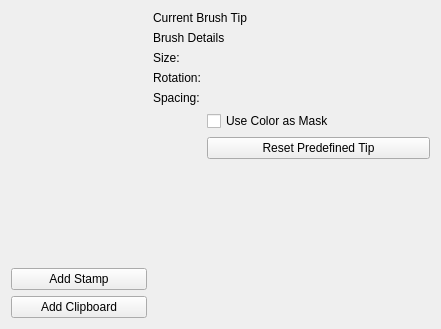
The window that plugins/paintops/libpaintop/forms/wdgpredefinedbrushchooser.ui (KDE/krita) describes before a commit, drawn with Qt 5.
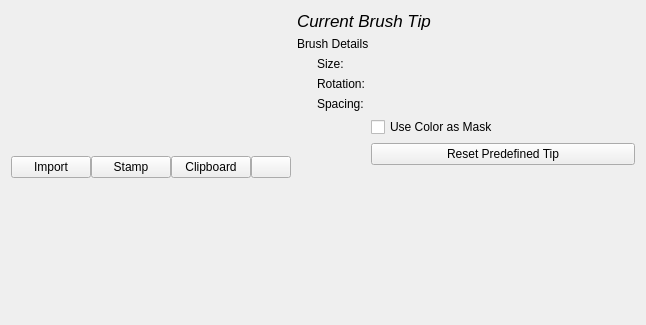
The same window after the commit. Custom widgets are drawn as their Qt base class.

Commit message: clean up the predefined brush tip area a bit and get it more organized

```diff
--- a/plugins/paintops/libpaintop/forms/wdgpredefinedbrushchooser.ui
+++ b/plugins/paintops/libpaintop/forms/wdgpredefinedbrushchooser.ui
@@ -6,13 +6,18 @@
    <rect>
     <x>0</x>
     <y>0</y>
-    <width>441</width>
-    <height>329</height>
+    <width>646</width>
+    <height>325</height>
    </rect>
   </property>
-  <layout class="QGridLayout" name="gridLayout_2">
-   <item row="0" column="0" rowspan="4">
+  <layout class="QHBoxLayout" name="horizontalLayout_2">
+   <item>
+    <layout class="QVBoxLayout" name="verticalLayout_2">
+     <item>
     <layout class="QHBoxLayout" name="presetsLayout">
+       <property name="spacing">
+        <number>0</number>
+       </property>
      <property name="leftMargin">
       <number>5</number>
      </property>
@@ -27,28 +32,103 @@
      </property>
     </layout>
    </item>
-   <item row="5" column="0">
+     <item>
+      <layout class="QHBoxLayout" name="horizontalLayout">
+       <property name="spacing">
+        <number>0</number>
+       </property>
+       <item>
+        <widget class="QPushButton" name="addPresetButton">
+         <property name="sizePolicy">
+          <sizepolicy hsizetype="Preferred" vsizetype="Fixed">
+           <horstretch>0</horstretch>
+           <verstretch>0</verstretch>
+          </sizepolicy>
+         </property>
+         <property name="text">
+          <string>Import</string>
+         </property>
+        </widget>
+       </item>
+       <item>
+        <widget class="QPushButton" name="stampButton">
+         <property name="sizePolicy">
+          <sizepolicy hsizetype="Preferred" vsizetype="Fixed">
+           <horstretch>0</horstretch>
+           <verstretch>0</verstretch>
+          </sizepolicy>
+         </property>
+         <property name="text">
+          <string>Stamp</string>
+         </property>
+        </widget>
+       </item>
+       <item>
     <widget class="QPushButton" name="clipboardButton">
+         <property name="sizePolicy">
+          <sizepolicy hsizetype="Preferred" vsizetype="Fixed">
+           <horstretch>0</horstretch>
+           <verstretch>0</verstretch>
+          </sizepolicy>
+         </property>
      <property name="text">
-      <string>Add Clipboard</string>
+          <string>Clipboard</string>
      </property>
     </widget>
    </item>
-   <item row="3" column="2">
-    <spacer name="verticalSpacer">
-     <property name="orientation">
-      <enum>Qt::Vertical</enum>
-     </property>
-     <property name="sizeHint" stdset="0">
-      <size>
-       <width>20</width>
-       <height>40</height>
-      </size>
-     </property>
-    </spacer>
-   </item>
-   <item row="2" column="1" colspan="2">
+       <item>
+        <widget class="QPushButton" name="deleteBrushTipButton">
+         <property name="sizePolicy">
+          <sizepolicy hsizetype="Preferred" vsizetype="Fixed">
+           <horstretch>0</horstretch>
+           <verstretch>0</verstretch>
+          </sizepolicy>
+         </property>
+         <property name="text">
+          <string/>
+         </property>
+        </widget>
+       </item>
+      </layout>
+     </item>
+    </layout>
+   </item>
+   <item>
+    <layout class="QVBoxLayout" name="verticalLayout">
+     <item>
+      <widget class="QLabel" name="brushTipNameLabel">
+       <property name="font">
+        <font>
+         <pointsize>13</pointsize>
+         <italic>true</italic>
+        </font>
+       </property>
+       <property name="autoFillBackground">
+        <bool>false</bool>
+       </property>
+       <property name="text">
+        <string>Current Brush Tip</string>
+       </property>
+       <property name="margin">
+        <number>5</number>
+       </property>
+      </widget>
+     </item>
+     <item>
+      <widget class="QLabel" name="brushDetailsLabel">
+       <property name="text">
+        <string>Brush Details</string>
+       </property>
+       <property name="margin">
+        <number>5</number>
+       </property>
+      </widget>
+     </item>
+     <item>
     <layout class="QGridLayout" name="gridLayout">
+       <property name="leftMargin">
+        <number>20</number>
+       </property>
      <item row="1" column="0">
       <widget class="QLabel" name="brushRotationLabel">
        <property name="text">
@@ -116,26 +196,20 @@
      </item>
     </layout>
    </item>
-   <item row="4" column="0">
-    <widget class="QPushButton" name="stampButton">
-     <property name="text">
-      <string>Add Stamp</string>
-     </property>
-    </widget>
-   </item>
-   <item row="0" column="1">
-    <widget class="QLabel" name="brushTipNameLabel">
-     <property name="text">
-      <string>Current Brush Tip</string>
-     </property>
-    </widget>
-   </item>
-   <item row="1" column="1">
-    <widget class="QLabel" name="brushDetailsLabel">
-     <property name="text">
-      <string>Brush Details</string>
-     </property>
-    </widget>
+     <item>
+      <spacer name="verticalSpacer">
+       <property name="orientation">
+        <enum>Qt::Vertical</enum>
+       </property>
+       <property name="sizeHint" stdset="0">
+        <size>
+         <width>20</width>
+         <height>40</height>
+        </size>
+       </property>
+      </spacer>
+     </item>
+    </layout>
    </item>
   </layout>
  </widget>
```
Lines whose indentation alone changed are shown as unchanged. The commit also changes 3 other files.
